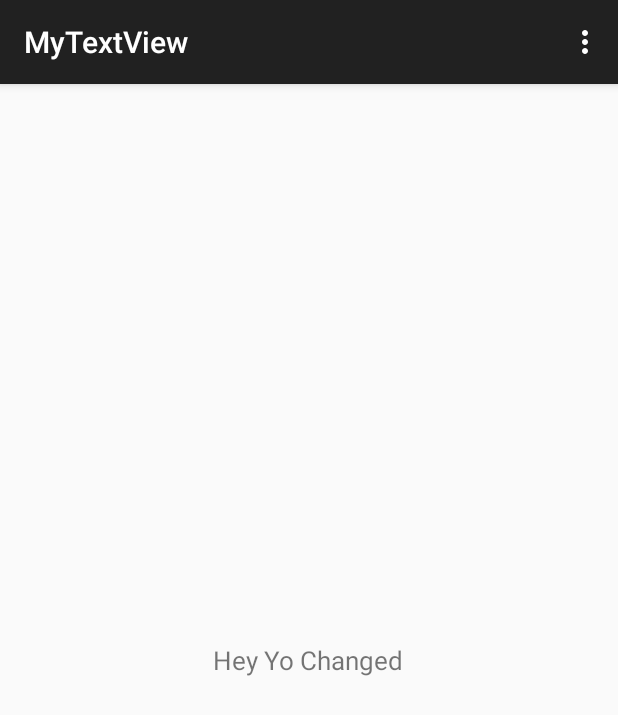
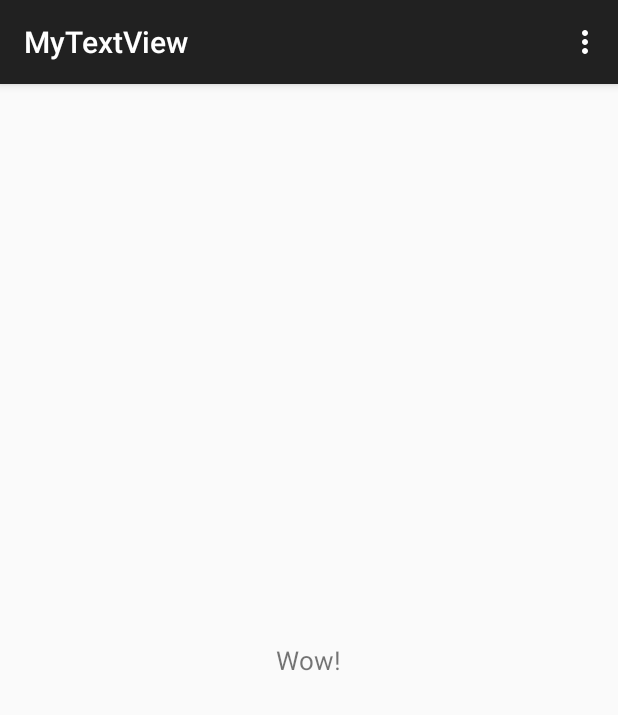
Before and after one commit to basnugroho/AndroidTest, an Android app: the screen it shows after launch (MainActivity), on a phone screen of 412 x 824 dp. Shown: the top 715 px of the screen. Run offline under Robolectric (Android 15) with nearby library versions, the phone set to English and light mode, and no system bars.

Commit message:
a little bit "wow" changed :D

```diff
--- a/app/src/main/java/mytextview/kantongajaib/net/mytextview/MainActivity.java
+++ b/app/src/main/java/mytextview/kantongajaib/net/mytextview/MainActivity.java
@@ -14,7 +14,7 @@ public class MainActivity extends AppCompatActivity {
         setContentView(R.layout.activity_main);
 
         TextView myText = (TextView)findViewById(R.id.myTextViewId);
-        myText.setText("Hey Yo Changed");
+        myText.setText("Wow!");
     }
 
     @Override
```
